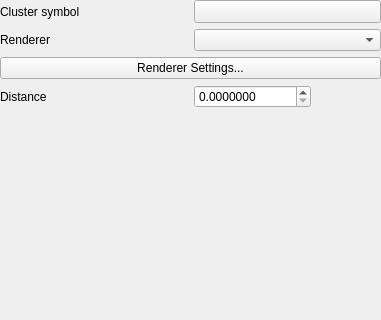
Old version of the form src/ui/symbollayer/qgspointclusterrendererwidgetbase.ui in the repository qgis/QGIS; both pictures show x 0 to 381 and y 0 to 320 of the 381 by 492 pixel window.
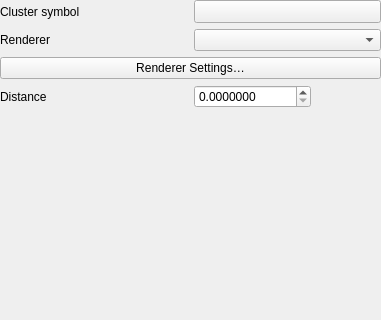
New version of the form. Custom widgets are drawn as their Qt base class.

```diff
--- a/src/ui/symbollayer/qgspointclusterrendererwidgetbase.ui
+++ b/src/ui/symbollayer/qgspointclusterrendererwidgetbase.ui
@@ -39,7 +39,7 @@
    <item row="4" column="0" colspan="2">
     <widget class="QPushButton" name="mRendererSettingsButton">
      <property name="text">
-      <string>Renderer Settings...</string>
+      <string>Renderer Settings…</string>
      </property>
     </widget>
    </item>
```
